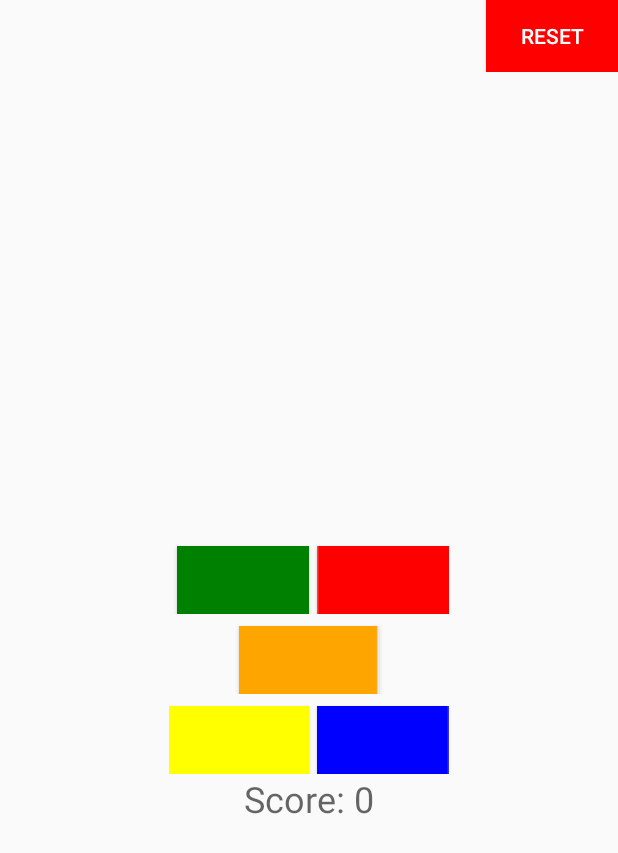
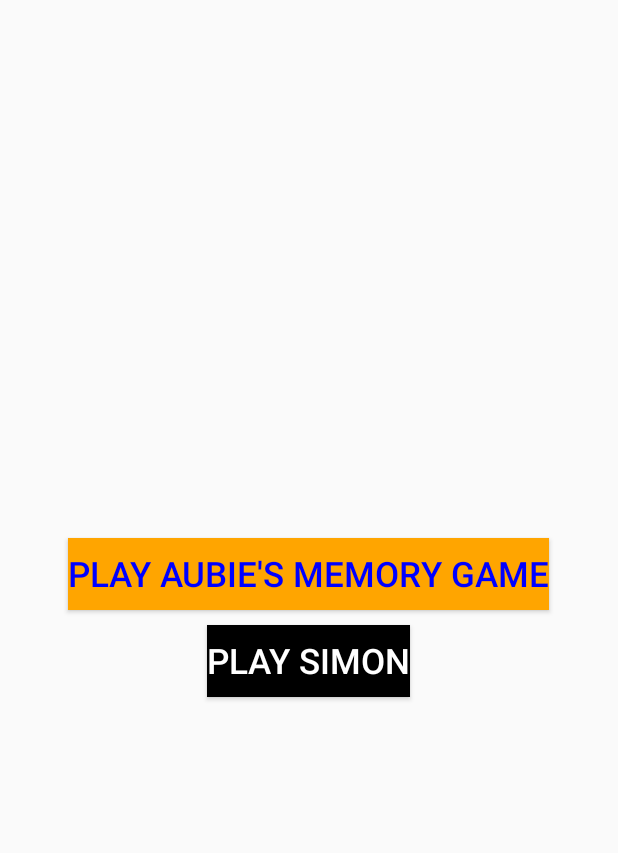
Before and after one commit to zedtran/AubieMemoryGame, an Android app: the screen it shows after launch (AubieMainActivity), on a phone screen of 412 x 824 dp. Shown: the top 853 px of the screen. Run offline under Robolectric (Android 15) with nearby library versions, the phone set to English and light mode, and no system bars.

Commit message:
can choose between aubie memory game or simon

```diff
--- a/app/src/main/java/edu/auburn/eng/csse/comp3710/spring2018/TeamBlakeDonJordan/AubieMainActivity.java
+++ b/app/src/main/java/edu/auburn/eng/csse/comp3710/spring2018/TeamBlakeDonJordan/AubieMainActivity.java
@@ -16,9 +16,15 @@ public class AubieMainActivity extends Activity {
         setContentView(R.layout.activity_aubie_main);
         FragmentManager fm = getFragmentManager();
         Fragment fragment = fm.findFragmentById(R.id.fragment_container);
+        /*
+        if (fragment == null){
+            fragment = new AubieFragment();
+            fm.beginTransaction().add(R.id.fragment_container, fragment).commit();
+        }*/
+
 
         if (fragment == null){
-            fragment = new AubieFragment();
+            fragment = new MainMenuFragment();
             fm.beginTransaction().add(R.id.fragment_container, fragment).commit();
         }
     }
--- /dev/null
+++ b/app/src/main/java/edu/auburn/eng/csse/comp3710/spring2018/TeamBlakeDonJordan/MainMenuFragment.java
@@ -0,0 +1,55 @@
+package edu.auburn.eng.csse.comp3710.spring2018.TeamBlakeDonJordan;
+
+import android.app.Fragment;
+import android.os.Bundle;
+import android.support.annotation.Nullable;
+import android.view.LayoutInflater;
+import android.view.View;
+import android.view.ViewGroup;
+import android.widget.Button;
+
+
+public class MainMenuFragment extends Fragment {
+
+    @Override
+    public void onCreate(Bundle savedInstanceState) {
+        super.onCreate(savedInstanceState);
+        // if (savedInstanceState != null) {}
+    }
+
+    @Override
+    public View onCreateView(LayoutInflater inflater, @Nullable ViewGroup container, Bundle savedInstanceState) {
+        View v = inflater.inflate(R.layout.fragment_mainmenu, container, false);
+        Button mSimonButton = v.findViewById(R.id.simon);
+        Button mAubieButton = v.findViewById(R.id.aubie);
+        //sets up listeners for buttons
+        mSimonButton.setOnClickListener(new View.OnClickListener() {
+            @Override
+            public void onClick(android.view.View view) {                               //Simon
+                Fragment nextFrag= new AubieFragment();
+                Bundle bundle = new Bundle();
+                bundle.putBoolean("PLAY_ORIGINAL", true);  //sets bundle to be sent to next fragment
+                nextFrag.setArguments(bundle);
+                getActivity().getFragmentManager().beginTransaction()
+                        .replace(R.id.fragment_container, nextFrag,"findThisFragment")
+                        .addToBackStack(null)
+                        .commit();
+            }
+        });
+        mAubieButton.setOnClickListener(new View.OnClickListener() {
+            @Override
+            public void onClick(android.view.View view) {                               //Aubie
+                Fragment nextFrag= new AubieFragment();
+                Bundle bundle = new Bundle();
+                bundle.putBoolean("PLAY_ORIGINAL", false);  //sets bundle to be sent to next fragment
+                nextFrag.setArguments(bundle);
+                getActivity().getFragmentManager().beginTransaction()
+                        .replace(R.id.fragment_container, nextFrag,"findThisFragment")
+                        .addToBackStack(null)
+                        .commit();
+
+            }
+        });
+        return v;
+    }
+}
--- /dev/null
+++ b/app/src/main/res/layout/fragment_mainmenu.xml
@@ -0,0 +1,26 @@
+<?xml version="1.0" encoding="utf-8"?>
+<LinearLayout xmlns:android="http://schemas.android.com/apk/res/android"
+    android:layout_width="match_parent"
+    android:layout_height="match_parent"
+    android:orientation="vertical"
+    android:gravity="center">
+    <Button
+        android:id="@+id/aubie"
+        android:layout_width="wrap_content"
+        android:layout_height="wrap_content"
+        android:text="@string/AUBIE"
+        android:background="@color/orange"
+        android:textColor="@color/blue"
+        android:textSize="23dp"/>
+    <Button
+        android:id="@+id/simon"
+        android:layout_width="wrap_content"
+        android:layout_height="wrap_content"
+        android:text="@string/SIMON"
+        android:background="@color/black"
+        android:textColor="@color/white"
+        android:textSize="23dp"
+        android:layout_marginTop="10dp"/>
+
+
+</LinearLayout>
--- a/app/src/main/res/values/colors.xml
+++ b/app/src/main/res/values/colors.xml
@@ -9,6 +9,8 @@
     <color name="blue">#0000ff</color>
     <color name="yellow">#ffff00</color>
     <color name="white">#ffffff</color>
+    <color name="black">#000000</color>
+
 
 
 </resources>
--- a/app/src/main/res/values/strings.xml
+++ b/app/src/main/res/values/strings.xml
@@ -7,4 +7,8 @@
     <string name="YELLOW">yellow</string>
     <string name="RED">red</string>
     <string name="BLUE">blue</string>
+    <string name="AUBIE"> Play Aubie\'s Memory Game </string>
+    <string name="SIMON"> Play Simon </string>
+
+
 </resources>
```
Also changed, not shown: app/src/main/java/edu/auburn/eng/csse/comp3710/spring2018/TeamBlakeDonJordan/AubieFragment.java (+11 -5 lines), app/src/main/java/edu/auburn/eng/csse/comp3710/spring2018/TeamBlakeDonJordan/Board.java (+42 -13 lines), 2 other files.
